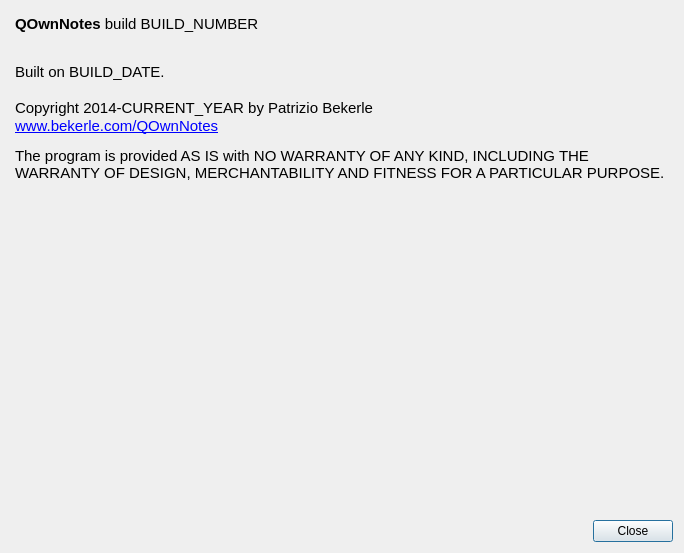
Above: src/dialogs/aboutdialog.ui from pbek/QOwnNotes before the change. Below: the same form after it.
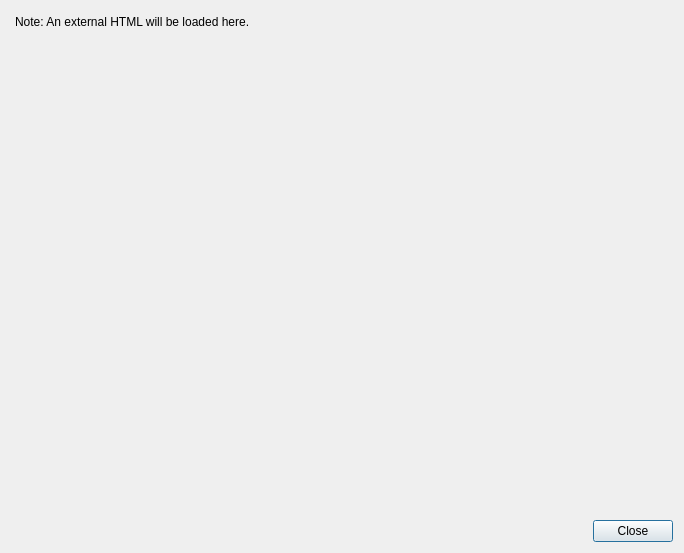
That is the form after the change.

Commit message: changed about dialog text

Diff of the .ui file:
```diff
--- a/src/dialogs/aboutdialog.ui
+++ b/src/dialogs/aboutdialog.ui
@@ -31,14 +31,8 @@
         <string>&lt;!DOCTYPE HTML PUBLIC &quot;-//W3C//DTD HTML 4.0//EN&quot; &quot;http://www.w3.org/TR/REC-html40/strict.dtd&quot;&gt;
 &lt;html&gt;&lt;head&gt;&lt;meta name=&quot;qrichtext&quot; content=&quot;1&quot; /&gt;&lt;style type=&quot;text/css&quot;&gt;
 p, li { white-space: pre-wrap; }
-&lt;/style&gt;&lt;/head&gt;&lt;body style=&quot; font-family:'Oxygen-Sans'; font-size:11pt; font-weight:400; font-style:normal;&quot;&gt;
-&lt;p style=&quot; margin-top:12px; margin-bottom:12px; margin-left:0px; margin-right:0px; -qt-block-indent:0; text-indent:0px;&quot;&gt;&lt;span style=&quot; font-family:'Oxygen-Sans Sans-Book'; font-weight:600;&quot;&gt;QOwnNotes&lt;/span&gt;&lt;span style=&quot; font-family:'Oxygen-Sans Sans-Book';&quot;&gt; build BUILD_NUMBER&lt;/span&gt;&lt;/p&gt;
-&lt;p style=&quot;-qt-paragraph-type:empty; margin-top:0px; margin-bottom:0px; margin-left:0px; margin-right:0px; -qt-block-indent:0; text-indent:0px; font-family:'Oxygen-Sans Sans-Book';&quot;&gt;&lt;br /&gt;&lt;/p&gt;
-&lt;p style=&quot; margin-top:0px; margin-bottom:0px; margin-left:0px; margin-right:0px; -qt-block-indent:0; text-indent:0px;&quot;&gt;&lt;span style=&quot; font-family:'Oxygen-Sans Sans-Book';&quot;&gt;Built on BUILD_DATE.&lt;/span&gt;&lt;/p&gt;
-&lt;p style=&quot;-qt-paragraph-type:empty; margin-top:0px; margin-bottom:0px; margin-left:0px; margin-right:0px; -qt-block-indent:0; text-indent:0px; font-family:'Oxygen-Sans Sans-Book';&quot;&gt;&lt;br /&gt;&lt;/p&gt;
-&lt;p style=&quot; margin-top:0px; margin-bottom:0px; margin-left:0px; margin-right:0px; -qt-block-indent:0; text-indent:0px;&quot;&gt;&lt;span style=&quot; font-family:'Oxygen-Sans Sans-Book';&quot;&gt;Copyright 2014-CURRENT_YEAR by Patrizio Bekerle&lt;/span&gt;&lt;/p&gt;
-&lt;p style=&quot; margin-top:0px; margin-bottom:0px; margin-left:0px; margin-right:0px; -qt-block-indent:0; text-indent:0px;&quot;&gt;&lt;a href=&quot;http://www.qownnotes.org&quot;&gt;&lt;span style=&quot; font-family:'Oxygen-Sans Sans-Book'; text-decoration: underline; color:#0000ff;&quot;&gt;www.bekerle.com/QOwnNotes&lt;/span&gt;&lt;/a&gt;&lt;/p&gt;
-&lt;p style=&quot; margin-top:12px; margin-bottom:12px; margin-left:0px; margin-right:0px; -qt-block-indent:0; text-indent:0px;&quot;&gt;&lt;span style=&quot; font-family:'Oxygen-Sans Sans-Book';&quot;&gt;The program is provided AS IS with NO WARRANTY OF ANY KIND, INCLUDING THE WARRANTY OF DESIGN, MERCHANTABILITY AND FITNESS FOR A PARTICULAR PURPOSE.&lt;/span&gt;&lt;/p&gt;&lt;/body&gt;&lt;/html&gt;</string>
+&lt;/style&gt;&lt;/head&gt;&lt;body style=&quot; font-family:'Sans Serif'; font-size:9pt; font-weight:400; font-style:normal;&quot;&gt;
+&lt;p style=&quot; margin-top:12px; margin-bottom:12px; margin-left:0px; margin-right:0px; -qt-block-indent:0; text-indent:0px;&quot;&gt;Note: An external HTML will be loaded here.&lt;/p&gt;&lt;/body&gt;&lt;/html&gt;</string>
        </property>
        <property name="openExternalLinks">
         <bool>true</bool>
```
The commit also changes 3 other files.
